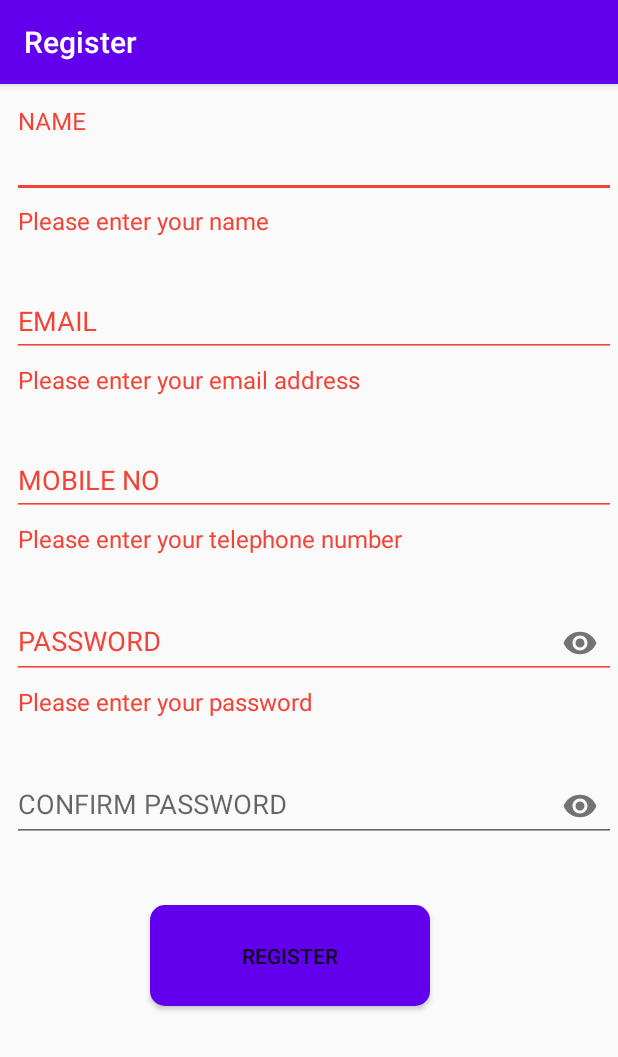
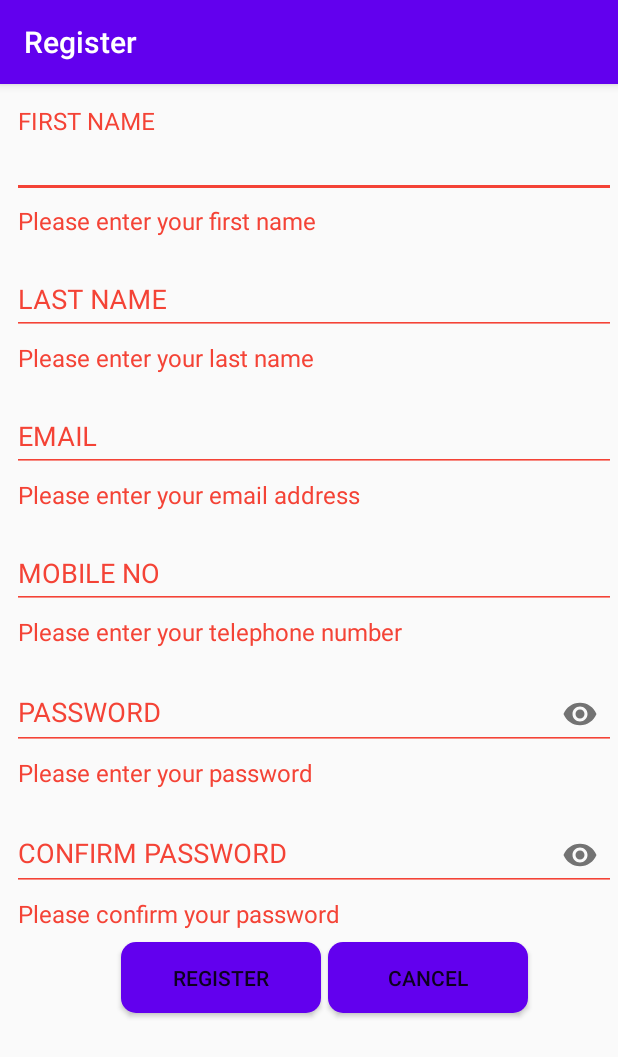
Before and after one commit to anusri304/essentials, an Android app: the screen it shows after launch (RegisterActivity), after a tap on "REGISTER", on a phone screen of 412 x 824 dp. Shown: the top 1057 px of the screen. Run offline under Robolectric (Android 15) with nearby library versions, the phone set to English and light mode, and no system bars; our stand-ins replace Room's generated code, data binding.

Commit message:
commit for register activity

```diff
--- a/app/src/main/java/com/example/essentials/RegisterActivity.java
+++ b/app/src/main/java/com/example/essentials/RegisterActivity.java
@@ -63,7 +63,7 @@ public class RegisterActivity extends AppCompatActivity implements View.OnClickL
     }
 
     private void initLayout() {
-        activityRegisterBinding.editTextName.addTextChangedListener(new TextWatcher() {
+        activityRegisterBinding.editTextFirstName.addTextChangedListener(new TextWatcher() {
             @Override
             public void beforeTextChanged(CharSequence s, int start, int count, int after) {
 
@@ -77,9 +77,30 @@ public class RegisterActivity extends AppCompatActivity implements View.OnClickL
             @Override
             public void afterTextChanged(Editable s) {
                 if (s.length() == 0)
-                    activityRegisterBinding.textInputLayoutName.setError(ApplicationConstants.NAME_ERROR_MESSAGE);
+                    activityRegisterBinding.textInputLayoutFirstName.setError(ApplicationConstants.FIRST_NAME_ERROR_MESSAGE);
                 else
-                    activityRegisterBinding.textInputLayoutName.setError(null);
+                    activityRegisterBinding.textInputLayoutFirstName.setError(null);
+
+            }
+        });
+
+        activityRegisterBinding.editTextLastName.addTextChangedListener(new TextWatcher() {
+            @Override
+            public void beforeTextChanged(CharSequence s, int start, int count, int after) {
+
+            }
+
+            @Override
+            public void onTextChanged(CharSequence s, int start, int before, int count) {
+
+            }
+
+            @Override
+            public void afterTextChanged(Editable s) {
+                if (s.length() == 0)
+                    activityRegisterBinding.textInputLayoutLastName.setError(ApplicationConstants.LAST_NAME_ERROR_MESSAGE);
+                else
+                    activityRegisterBinding.textInputLayoutLastName.setError(null);
 
             }
         });
@@ -195,7 +216,7 @@ public class RegisterActivity extends AppCompatActivity implements View.OnClickL
                         .build();
             }
             CustomerService customerService = retrofit.create(CustomerService.class);
-            Call<RegisterTransportBean> call = customerService.registerCustomer(activityRegisterBinding.editTextEmailAddress.getText().toString(), activityRegisterBinding.editTextName.getText().toString(), activityRegisterBinding.editTextName.getText().toString(), activityRegisterBinding.editTextMobileNo.getText().toString(), activityRegisterBinding.editTextPassword.getText().toString());
+            Call<RegisterTransportBean> call = customerService.registerCustomer(activityRegisterBinding.editTextEmailAddress.getText().toString(), activityRegisterBinding.editTextFirstName.getText().toString(), activityRegisterBinding.editTextLastName.getText().toString(), activityRegisterBinding.editTextMobileNo.getText().toString(), activityRegisterBinding.editTextPassword.getText().toString());
 
 
             activityRegisterBinding.progressBar.setVisibility(View.VISIBLE);
@@ -209,12 +230,12 @@ public class RegisterActivity extends AppCompatActivity implements View.OnClickL
                     if (registerTransportBean.getMessage() != null && registerTransportBean.getMessage().contains(ApplicationConstants.MODIFIED_SUCCESS)) {
                         showMessage(ApplicationConstants.REGISTER_SUCCESS);
                         User user = new User();
-                        user.setFirstName(activityRegisterBinding.editTextName.getText().toString());
-                        user.setLastName(activityRegisterBinding.editTextName.getText().toString());
+                        user.setFirstName(activityRegisterBinding.editTextFirstName.getText().toString());
+                        user.setLastName(activityRegisterBinding.editTextLastName.getText().toString());
                         user.setMobileNumber(activityRegisterBinding.editTextMobileNo.getText().toString());
                         user.setEmailAddress(activityRegisterBinding.editTextEmailAddress.getText().toString());
                         user.setPassword(activityRegisterBinding.editTextPassword.getText().toString());
-                         saveUser(user);
+                        saveUser(user);
                     } else {
                         showMessage(ApplicationConstants.REGISTER_FAILURE);
                     }
@@ -236,11 +257,18 @@ public class RegisterActivity extends AppCompatActivity implements View.OnClickL
 
     private boolean validateFields() {
         boolean isValid = true;
-        if (activityRegisterBinding.editTextName.getText().toString().isEmpty()) {
+        if (activityRegisterBinding.editTextFirstName.getText().toString().isEmpty()) {
             isValid = false;
-            activityRegisterBinding.textInputLayoutName.setError(ApplicationConstants.NAME_ERROR_MESSAGE);
+            activityRegisterBinding.textInputLayoutFirstName.setError(ApplicationConstants.FIRST_NAME_ERROR_MESSAGE);
         } else {
-            activityRegisterBinding.textInputLayoutName.setError(null);
+            activityRegisterBinding.textInputLayoutFirstName.setError(null);
+        }
+
+        if (activityRegisterBinding.editTextLastName.getText().toString().isEmpty()) {
+            isValid = false;
+            activityRegisterBinding.textInputLayoutLastName.setError(ApplicationConstants.LAST_NAME_ERROR_MESSAGE);
+        } else {
+            activityRegisterBinding.textInputLayoutLastName.setError(null);
         }
 
         if (activityRegisterBinding.editTextEmailAddress.getText().toString().isEmpty()) {
@@ -268,16 +296,17 @@ public class RegisterActivity extends AppCompatActivity implements View.OnClickL
             isValid = false;
             activityRegisterBinding.textInputLayoutConfirmPwd.setError(ApplicationConstants.CONFIRM_PASSWORD_ERROR_MESSAGE);
         } else {
-            activityRegisterBinding.textInputLayoutConfirmPwd.setError(null);
+            if (!activityRegisterBinding.editTextPassword.getText().toString().isEmpty()) {
+                if (!activityRegisterBinding.editTextConfirmPassword.getText().toString().equals(activityRegisterBinding.editTextPassword.getText().toString())) {
+                    isValid = false;
+                    activityRegisterBinding.textInputLayoutConfirmPwd.setError("Password Do Not Match");
+                } else {
+                    activityRegisterBinding.textInputLayoutConfirmPwd.setError(null);
+                }
+            }
         }
 
 
-        if (!activityRegisterBinding.editTextConfirmPassword.getText().toString().equals(activityRegisterBinding.editTextPassword.getText().toString())) {
-            activityRegisterBinding.textInputLayoutConfirmPwd.setError("Password Do Not Match");
-            isValid = false;
-        } else {
-            activityRegisterBinding.textInputLayoutConfirmPwd.setError(null);
-        }
         return isValid;
     }
 
--- a/app/src/main/java/com/example/essentials/utils/ApplicationConstants.java
+++ b/app/src/main/java/com/example/essentials/utils/ApplicationConstants.java
@@ -6,7 +6,7 @@ public class ApplicationConstants {
   public static final String MODIFIED_SUCCESS = "successfully modified";
   public static final String REGISTER_SUCCESS = "Customer registered successfully";
   public static final String REGISTER_FAILURE = "This email address is already registered";
-  public static final String NAME_ERROR_MESSAGE = "Please enter your name";
+  public static final String LAST_NAME_ERROR_MESSAGE = "Please enter your last name";
   public static final String EMAIL_ADDRESS_ERROR_MESSAGE = "Please enter your email address";
   public static final String TELEPHONE_ERROR_MESSAGE  = "Please enter your telephone number";
   public static final String PASSWORD_ERROR_MESSAGE = "Please enter your password";
@@ -14,4 +14,5 @@ public class ApplicationConstants {
 
   public static final String LOGIN ="LOGIN" ;
   public static final String EMAIL_ADDRESS_FORMAT_ERROR_MESSAGE = "Please enter a valid email address";
+  public static final String FIRST_NAME_ERROR_MESSAGE =  "Please enter your first name"; ;
 }
--- a/app/src/main/res/layout/activity_register.xml
+++ b/app/src/main/res/layout/activity_register.xml
@@ -9,11 +9,12 @@
         tools:context=".activity.MovieActivity"
         tools:ignore="Overdraw">
 
-        <androidx.constraintlayout.widget.ConstraintLayout
+       <androidx.constraintlayout.widget.ConstraintLayout
             android:layout_width="match_parent"
             android:layout_height="match_parent">
+
             <com.google.android.material.textfield.TextInputLayout
-                android:id="@+id/textInputLayoutName"
+                android:id="@+id/textInputLayoutFirstName"
                 android:layout_width="0dp"
                 android:layout_height="wrap_content"
                 android:layout_marginStart="@dimen/margin_start"
@@ -28,10 +29,33 @@
                 app:theme="@style/textLayoutStyle">
 
                 <com.google.android.material.textfield.TextInputEditText
-                    android:id="@+id/editTextName"
+                    android:id="@+id/editTextFirstName"
                     android:layout_width="match_parent"
                     android:layout_height="wrap_content"
-                    android:hint="@string/customer_name"
+                    android:hint="@string/customer_first_name"
+                    android:inputType="textPersonName" />
+            </com.google.android.material.textfield.TextInputLayout>
+
+            <com.google.android.material.textfield.TextInputLayout
+                android:id="@+id/textInputLayoutLastName"
+                android:layout_width="0dp"
+                android:layout_height="wrap_content"
+                android:layout_marginStart="@dimen/margin_start"
+                android:layout_marginTop="@dimen/margin_top"
+                android:layout_marginEnd="1dp"
+                app:errorEnabled="true"
+                app:errorTextAppearance="@style/ErrorText"
+                app:hintTextAppearance="@style/hintText"
+                app:layout_constraintEnd_toEndOf="parent"
+                app:layout_constraintStart_toStartOf="parent"
+                app:layout_constraintTop_toBottomOf="@+id/textInputLayoutFirstName"
+                app:theme="@style/textLayoutStyle">
+
+                <com.google.android.material.textfield.TextInputEditText
+                    android:id="@+id/editTextLastName"
+                    android:layout_width="match_parent"
+                    android:layout_height="wrap_content"
+                    android:hint="@string/customer_last_name"
                     android:inputType="textPersonName" />
             </com.google.android.material.textfield.TextInputLayout>
 
@@ -47,7 +71,7 @@
                 app:hintTextAppearance="@style/hintText"
                 app:layout_constraintEnd_toEndOf="parent"
                 app:layout_constraintStart_toStartOf="parent"
-                app:layout_constraintTop_toBottomOf="@+id/textInputLayoutName"
+                app:layout_constraintTop_toBottomOf="@+id/textInputLayoutLastName"
                 app:theme="@style/textLayoutStyle">
 
                 <com.google.android.material.textfield.TextInputEditText
@@ -131,29 +155,46 @@
 
             <Button
                 android:id="@+id/registerButton"
-                android:layout_width="0dp"
-                android:layout_height="67dp"
-                android:layout_marginStart="100dp"
-                android:layout_marginTop="16dp"
+                android:layout_width="133dp"
+                android:layout_height="47dp"
+                android:layout_marginStart="8dp"
+                android:layout_marginTop="8dp"
                 android:layout_marginEnd="125dp"
                 android:background="@drawable/register_button_bg"
                 android:text="@string/register"
                 app:layout_constraintEnd_toEndOf="parent"
                 app:layout_constraintHorizontal_bias="0.498"
-                app:layout_constraintStart_toEndOf="@+id/progressBar2"
+                app:layout_constraintStart_toEndOf="@+id/progressBar"
+                app:layout_constraintStart_toStartOf="parent"
+                app:layout_constraintTop_toBottomOf="@+id/textInputLayoutConfirmPwd" />
+
+            <Button
+                android:id="@+id/cancelButton"
+                android:layout_width="133dp"
+                android:layout_height="47dp"
+                android:layout_marginStart="80dp"
+                android:layout_marginTop="8dp"
+                android:layout_marginEnd="50dp"
+                android:background="@drawable/register_button_bg"
+                android:text="@android:string/cancel"
+                app:layout_constraintEnd_toEndOf="parent"
+                app:layout_constraintHorizontal_bias="0.934"
+                app:layout_constraintStart_toEndOf="@+id/registerButton"
                 app:layout_constraintStart_toStartOf="parent"
                 app:layout_constraintTop_toBottomOf="@+id/textInputLayoutConfirmPwd" />
 
             <ProgressBar
                 android:id="@+id/progressBar"
                 style="?android:attr/progressBarStyle"
-                android:layout_width="wrap_content"
+                android:indeterminateTint="@color/colorPrimary"
+                android:layout_width="50dp"
                 android:layout_height="wrap_content"
-                android:layout_marginStart="60dp"
-                android:layout_marginTop="18dp"
-                android:layout_marginEnd="42dp"
+                android:layout_marginStart="190dp"
+                android:layout_marginTop="4dp"
+                android:layout_marginEnd="38dp"
                 android:visibility="invisible"
                 app:layout_constraintEnd_toStartOf="@+id/registerButton"
+                app:layout_constraintHorizontal_bias="0.992"
                 app:layout_constraintStart_toStartOf="parent"
                 app:layout_constraintTop_toBottomOf="@+id/textInputLayoutConfirmPwd" />
 
--- a/app/src/main/res/values/dimens.xml
+++ b/app/src/main/res/values/dimens.xml
@@ -6,6 +6,6 @@ Refer to App Widget Documentation for margin information
 http://developer.android.com/guide/topics/appwidgets/index.html#CreatingLayout
     -->
     <dimen name="margin_start">8dp</dimen>
-    <dimen name="margin_top">20dp</dimen>
+    <dimen name="margin_top">5dp</dimen>
 
 </resources>
--- a/app/src/main/res/values/strings.xml
+++ b/app/src/main/res/values/strings.xml
@@ -1,9 +1,11 @@
 <resources>
     <string name="app_name">essentials</string>
-    <string name="customer_name">NAME</string>
+    <string name="customer_last_name">LAST NAME</string>
     <string name="customer_email_address">EMAIL</string>
     <string name="customer_mobile_no">MOBILE NO</string>
     <string name="customer_password">PASSWORD</string>
     <string name="customer_confirm_password">CONFIRM PASSWORD</string>
     <string name="register">Register</string>
+    <string name="customer_firstName">FIRST NAME</string>
+    <string name="customer_first_name">FIRST NAME</string>
 </resources>
```
